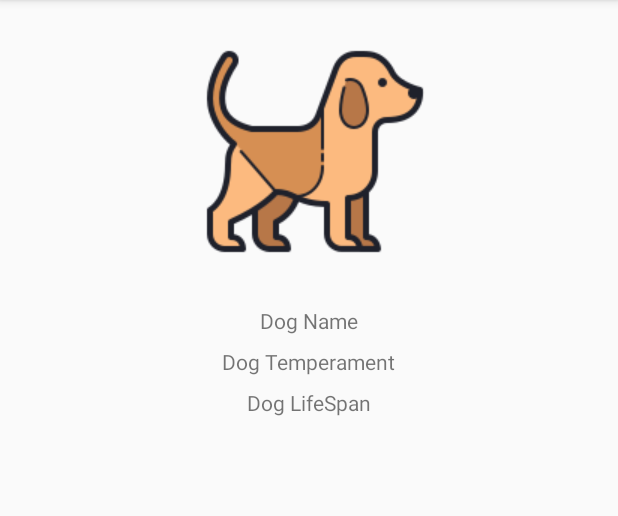
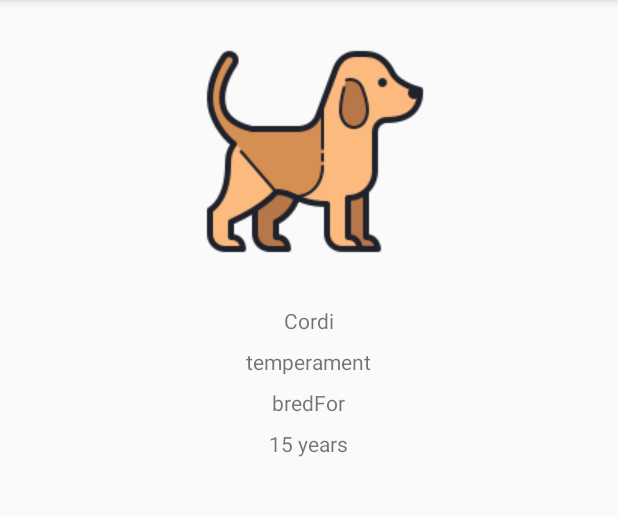
Before and after one commit to tsafdagh/Jectpack_formation, an Android app: the DetailFragment screen opened through its navigation route, on a phone screen of 412 x 824 dp, the part 84-600 px from its top. Run offline under Robolectric (Android 15) with nearby library versions, the phone set to English and light mode, and no system bars; our stand-ins replace RxJava; network calls fail.

```diff
--- a/app/src/main/java/com/tsafack/jetpackformation/model/DogBreed.kt
+++ b/app/src/main/java/com/tsafack/jetpackformation/model/DogBreed.kt
@@ -1,11 +1,26 @@
 package com.tsafack.jetpackformation.model
 
+import com.google.gson.annotations.SerializedName
+
 data class DogBreed(
+    @SerializedName("id")
     val breedId: String?,
+
+    @SerializedName("name")
     val dogBreed: String?,
+
+    @SerializedName("life_span")
     val lifeSoan: String?,
+
+    @SerializedName("breed_group")
     val breedGroup: String?,
+
+    @SerializedName("bred_for")
     val bredFor: String?,
+
+    @SerializedName("temperament")
     val temperament: String?,
+
+    @SerializedName("url")
     val imageurl: String?
 )
--- /dev/null
+++ b/app/src/main/java/com/tsafack/jetpackformation/model/DogsApi.kt
@@ -0,0 +1,9 @@
+package com.tsafack.jetpackformation.model
+
+import io.reactivex.Single
+import retrofit2.http.GET
+
+interface DogsApi {
+    @GET("DevTides/DogsApi/master/dogs.json")
+    fun getDogs():Single<List<DogBreed>>
+}
--- /dev/null
+++ b/app/src/main/java/com/tsafack/jetpackformation/model/DogsApiService.kt
@@ -0,0 +1,19 @@
+package com.tsafack.jetpackformation.model
+
+import retrofit2.Retrofit
+import retrofit2.adapter.rxjava2.RxJava2CallAdapterFactory
+import retrofit2.converter.gson.GsonConverterFactory
+
+class DogsApiService {
+
+    private val BASE_URL = "https://raw.githubusercontent.com"
+
+    private val api = Retrofit.Builder()
+        .baseUrl(BASE_URL)
+        .addConverterFactory(GsonConverterFactory.create())
+        .addCallAdapterFactory(RxJava2CallAdapterFactory.create())
+        .build()
+        .create(DogsApi::class.java)
+
+    fun getDogs() = api.getDogs()
+}
--- a/app/src/main/java/com/tsafack/jetpackformation/view/DetailFragment.kt
+++ b/app/src/main/java/com/tsafack/jetpackformation/view/DetailFragment.kt
@@ -6,10 +6,16 @@ import androidx.fragment.app.Fragment
 import android.view.LayoutInflater
 import android.view.View
 import android.view.ViewGroup
+import androidx.lifecycle.Observer
+import androidx.lifecycle.ViewModelProviders
 
 import com.tsafack.jetpackformation.R
+import com.tsafack.jetpackformation.viewmodel.DetailViewModel
+import kotlinx.android.synthetic.main.fragment_detail.*
 
 class DetailFragment : Fragment() {
+
+    private lateinit var viewModel:DetailViewModel
 
     override fun onCreateView(
         inflater: LayoutInflater, container: ViewGroup?,
@@ -19,5 +25,27 @@ class DetailFragment : Fragment() {
         return inflater.inflate(R.layout.fragment_detail, container, false)
     }
 
+    override fun onViewCreated(view: View, savedInstanceState: Bundle?) {
+        super.onViewCreated(view, savedInstanceState)
 
+        viewModel = ViewModelProviders.of(this).get(DetailViewModel::class.java)
+        viewModel.fetch()
+
+        /*arguments?.let {
+            dogUuid = DetailFragmentArgs.fromBundle(it).dogUuid
+        }*/
+
+        obserVeViewModel()
+    }
+
+    private fun obserVeViewModel() {
+        viewModel.dogLivedata.observe(this, Observer {dog->
+            dog?.let {
+                dogName.text = dog.dogBreed
+                dogTemperament.text = dog.temperament
+                dogLifespan.text = dog.lifeSoan
+                dogPurpose.text = dog.bredFor
+            }
+        })
+    }
 }
--- a/app/src/main/java/com/tsafack/jetpackformation/viewmodel/ListViewModel.kt
+++ b/app/src/main/java/com/tsafack/jetpackformation/viewmodel/ListViewModel.kt
@@ -3,23 +3,50 @@ package com.tsafack.jetpackformation.viewmodel
 import androidx.lifecycle.MutableLiveData
 import androidx.lifecycle.ViewModel
 import com.tsafack.jetpackformation.model.DogBreed
+import com.tsafack.jetpackformation.model.DogsApiService
+import io.reactivex.android.schedulers.AndroidSchedulers
+import io.reactivex.disposables.CompositeDisposable
+import io.reactivex.observers.DisposableSingleObserver
+import io.reactivex.schedulers.Schedulers
 
 class ListViewModel: ViewModel() {
+
+    private val dogsService = DogsApiService()
+    private val disposable = CompositeDisposable()
 
     val dogs = MutableLiveData<List<DogBreed>>()
     val dogsLoadError = MutableLiveData<Boolean>()
     val loading = MutableLiveData<Boolean>()
 
     fun refresh(){
-        val dog1 = DogBreed("1", "Cord1", "15 Years", "BreadGroup", "Temperamento", "breadFor", "url Image")
-        val dog2 = DogBreed("2", "Cord2", "7 Years",  "BreadGroup", "Temperamento", "breadFor", "url Image")
-        val dog3 = DogBreed("3", "Cord3", "5 Years", "BreadGroup", "Temperamento", "breadFor", "url Image")
-        val dog4 = DogBreed("4", "Cord4", "20 Years", "BreadGroup", "Temperamento", "breadFor", "url Image")
 
-        val dogList = arrayListOf(dog1, dog2, dog3, dog4)
+        refrechFromRemote()
+    }
 
-        dogs.value = dogList
-        dogsLoadError.value = false
-        loading.value = false
+    private fun refrechFromRemote() {
+        loading.value = true
+        disposable.add(
+            dogsService.getDogs()
+                .subscribeOn(Schedulers.newThread())
+                .observeOn(AndroidSchedulers.mainThread())
+                .subscribeWith(object:DisposableSingleObserver<List<DogBreed>>(){
+                    override fun onSuccess(dogList: List<DogBreed>) {
+                        dogs.value = dogList
+                        dogsLoadError.value = false
+                        loading.value = false
+                    }
+
+                    override fun onError(e: Throwable) {
+                        dogsLoadError.value = true
+                        loading.value = false
+                        e.printStackTrace()
+                    }
+                })
+        )
+    }
+
+    override fun onCleared() {
+        super.onCleared()
+        disposable.clear()
     }
 }
--- a/app/src/main/res/layout/fragment_detail.xml
+++ b/app/src/main/res/layout/fragment_detail.xml
@@ -34,10 +34,19 @@
 
     <TextView android:layout_width="wrap_content"
               android:layout_height="wrap_content"
+              android:id="@+id/dogPurpose"
+              android:text="Dog LifeSpan"
+              style="@style/Text"
+              android:layout_centerHorizontal="true"
+              android:layout_margin="4dp"
+              android:layout_below="@id/dogTemperament"/>
+
+    <TextView android:layout_width="wrap_content"
+              android:layout_height="wrap_content"
               android:id="@+id/dogLifespan"
               android:text="Dog LifeSpan"
               style="@style/Text"
               android:layout_centerHorizontal="true"
               android:layout_margin="4dp"
-              android:layout_below="@id/dogTemperament"/>
+              android:layout_below="@id/dogPurpose"/>
 </RelativeLayout>
```
